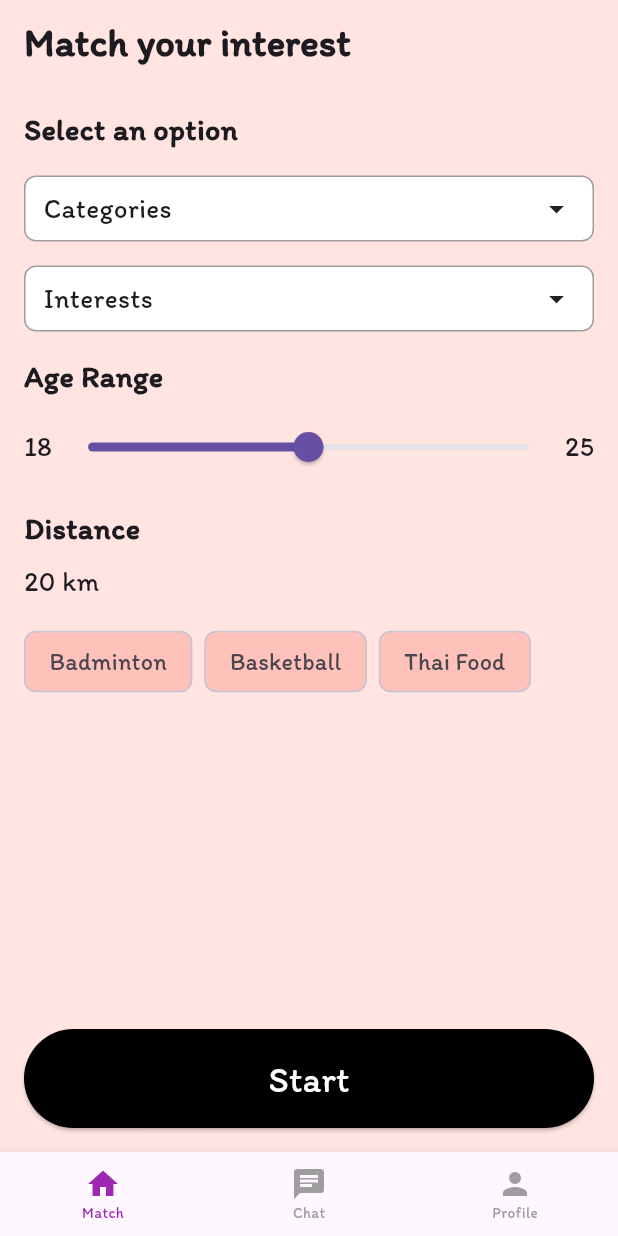
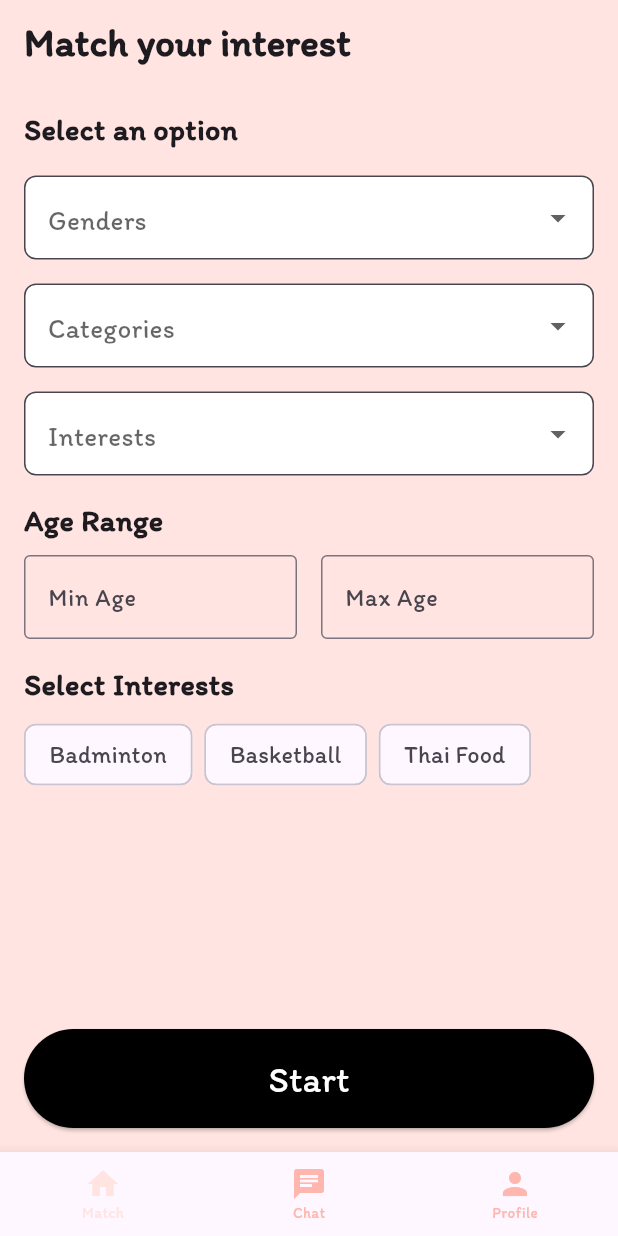
Before and after one commit to Minglebell/Mingle, a Flutter app: the MatchInterestPage screen opened directly, on a phone screen of 412 x 824 dp. Run offline on Flutter 3.47's test engine with Material 3 defaults, Android fonts, the phone set to English and light mode, and no system bars; our stand-ins replace device_preview, image_picker, shared_preferences; accounts and stored records are empty.

Commit message:
Fix: Adjust overall coloring theme of application

```diff
--- a/mingle/lib/Screen/match_selection.dart
+++ b/mingle/lib/Screen/match_selection.dart
@@ -1,8 +1,26 @@
 import 'package:flutter/material.dart';
 import 'package:mingle/Widget/bottom_navigation_bar.dart';
 
-class MatchInterestPage extends StatelessWidget {
+class MatchInterestPage extends StatefulWidget {
   const MatchInterestPage({super.key});
+
+  @override
+  _MatchInterestPageState createState() => _MatchInterestPageState();
+}
+
+class _MatchInterestPageState extends State<MatchInterestPage> {
+  String? selectedGender;
+  String? selectedCategory;
+  String? selectedInterest;
+  double minAge = 18;
+  double maxAge = 25;
+  bool isChipSelected(String label) => selectedChips.contains(label);
+  List<String> selectedChips = [];
+
+  final List<String> genders = ['Male', 'Female', 'Any genders'];
+  final List<String> categories = ['Sports', 'Music', 'Food', 'Technology'];
+  final List<String> interests = ['Football', 'Guitar', 'Sushi', 'Coding'];
+  final List<String> chips = ['Badminton', 'Basketball', 'Thai Food'];
 
   @override
   Widget build(BuildContext context) {
@@ -25,67 +43,67 @@ class MatchInterestPage extends StatelessWidget {
             const Text(
               'Select an option',
               style: TextStyle(
-                  fontSize: 20,
-                  fontFamily: 'Itim',
-                  fontWeight: FontWeight.bold),
+                  fontSize: 20, fontFamily: 'Itim', fontWeight: FontWeight.bold),
             ),
             const SizedBox(height: 16),
-            _buildDropdown('Categories'),
+            _buildDropdown('Genders', genders, selectedGender, (value) {
+              setState(() => selectedGender = value);
+            }),
             const SizedBox(height: 16),
-            _buildDropdown('Interests'),
+            _buildDropdown('Categories', categories, selectedCategory, (value) {
+              setState(() => selectedCategory = value);
+            }),
+            const SizedBox(height: 16),
+            _buildDropdown('Interests', interests, selectedInterest, (value) {
+              setState(() => selectedInterest = value);
+            }),
             const SizedBox(height: 16),
             const Text(
               'Age Range',
               style: TextStyle(
-                  fontSize: 20,
-                  fontFamily: 'Itim',
-                  fontWeight: FontWeight.bold),
+                  fontSize: 20, fontFamily: 'Itim', fontWeight: FontWeight.bold),
             ),
             const SizedBox(height: 8),
             Row(
               children: [
-                const Text(
-                  '18',
-                  style: TextStyle(fontSize: 18, fontFamily: 'Itim'),
-                ),
                 Expanded(
-                  child: Slider(
-                    value: 21.5, // Example value
-                    min: 18,
-                    max: 25,
+                  child: TextField(
+                    keyboardType: TextInputType.number,
+                    decoration: const InputDecoration(
+                      border: OutlineInputBorder(),
+                      labelText: 'Min Age',
+                    ),
                     onChanged: (value) {
-                      // Handle slider change
+                      setState(() => minAge = double.tryParse(value) ?? 18);
                     },
                   ),
                 ),
-                const Text(
-                  '25',
-                  style: TextStyle(fontSize: 18, fontFamily: 'Itim'),
+                const SizedBox(width: 16),
+                Expanded(
+                  child: TextField(
+                    keyboardType: TextInputType.number,
+                    decoration: const InputDecoration(
+                      border: OutlineInputBorder(),
+                      labelText: 'Max Age',
+                    ),
+                    onChanged: (value) {
+                      setState(() => maxAge = double.tryParse(value) ?? 25);
+                    },
+                  ),
                 ),
               ],
             ),
             const SizedBox(height: 16),
             const Text(
-              'Distance',
+              'Select Interests',
               style: TextStyle(
-                  fontSize: 20,
-                  fontFamily: 'Itim',
-                  fontWeight: FontWeight.bold),
+                  fontSize: 20, fontFamily: 'Itim', fontWeight: FontWeight.bold),
             ),
             const SizedBox(height: 8),
-            const Text(
-              '20 km',
-              style: TextStyle(fontSize: 18, fontFamily: 'Itim'),
-            ),
-            const SizedBox(height: 16),
             Wrap(
               spacing: 8.0,
               runSpacing: 8.0,
-              children: [
-                _buildChip('Badminton'),
-                _buildChip('Basketball'),
-                _buildChip('Thai Food'),
-              ],
+              children: chips.map((chip) => _buildChip(chip)).toList(),
             ),
             const Spacer(),
             SizedBox(
@@ -101,9 +119,7 @@ class MatchInterestPage extends StatelessWidget {
                 child: const Text(
                   'Start',
                   style: TextStyle(
-                      color: Colors.white,
-                      fontFamily: 'Itim',
-                      fontSize: 24),
+                      color: Colors.white, fontFamily: 'Itim', fontSize: 24),
                 ),
               ),
             ),
@@ -114,34 +130,40 @@ class MatchInterestPage extends StatelessWidget {
     );
   }
 
-  Widget _buildDropdown(String label) {
-    return Container(
-      padding: const EdgeInsets.symmetric(horizontal: 12, vertical: 8),
-      decoration: BoxDecoration(
-        color: Colors.white,
-        borderRadius: BorderRadius.circular(8),
-        border: Border.all(color: Colors.grey),
+  Widget _buildDropdown(
+      String label, List<String> items, String? selectedValue, ValueChanged<String?> onChanged) {
+    return DropdownButtonFormField<String>(
+      decoration: InputDecoration(
+        filled: true,
+        fillColor: Colors.white,
+        border: OutlineInputBorder(borderRadius: BorderRadius.circular(8)),
       ),
-      child: Row(
-        mainAxisAlignment: MainAxisAlignment.spaceBetween,
-        children: [
-          Text(
-            label,
-            style: const TextStyle(fontSize: 18, fontFamily: 'Itim'),
-          ),
-          const Icon(Icons.arrow_drop_down),
-        ],
-      ),
+      value: selectedValue,
+      hint: Text(label, style: const TextStyle(fontSize: 18, fontFamily: 'Itim')),
+      items: items.map((item) {
+        return DropdownMenuItem<String>(
+          value: item,
+          child: Text(item, style: const TextStyle(fontSize: 18, fontFamily: 'Itim')),
+        );
+      }).toList(),
+      onChanged: onChanged,
     );
   }
 
   Widget _buildChip(String label) {
-    return Chip(
-      label: Text(
-        label,
-        style: const TextStyle(fontSize: 16, fontFamily: 'Itim'),
-      ),
-      backgroundColor: const Color.fromARGB(255, 255, 194, 187),
+    return ChoiceChip(
+      label: Text(label, style: const TextStyle(fontSize: 16, fontFamily: 'Itim')),
+      selected: isChipSelected(label),
+      onSelected: (selected) {
+        setState(() {
+          if (selected) {
+            selectedChips.add(label);
+          } else {
+            selectedChips.remove(label);
+          }
+        });
+      },
+      selectedColor: const Color.fromARGB(255, 255, 194, 187),
     );
   }
 }
--- a/mingle/lib/Widget/bottom_navigation_bar.dart
+++ b/mingle/lib/Widget/bottom_navigation_bar.dart
@@ -45,8 +45,8 @@ class BottomNavBar extends StatelessWidget {
         BottomNavigationBarItem(icon: Icon(Icons.chat), label: "Chat"),
         BottomNavigationBarItem(icon: Icon(Icons.person), label: "Profile"),
       ],
-      selectedItemColor: Colors.purple,
-      unselectedItemColor: Colors.grey,
+      selectedItemColor: Color(0xFFFFE4E1),
+      unselectedItemColor: Color(0xFFFFB6AE),
       type: BottomNavigationBarType.fixed,
       selectedLabelStyle: const TextStyle(fontSize: 10),
       unselectedLabelStyle: const TextStyle(fontSize: 10),
```
Also changed, not shown: mingle/lib/Screen/profile.dart (+12 -10 lines), mingle/lib/Screen/profile_setup.dart (+6 -5 lines).
